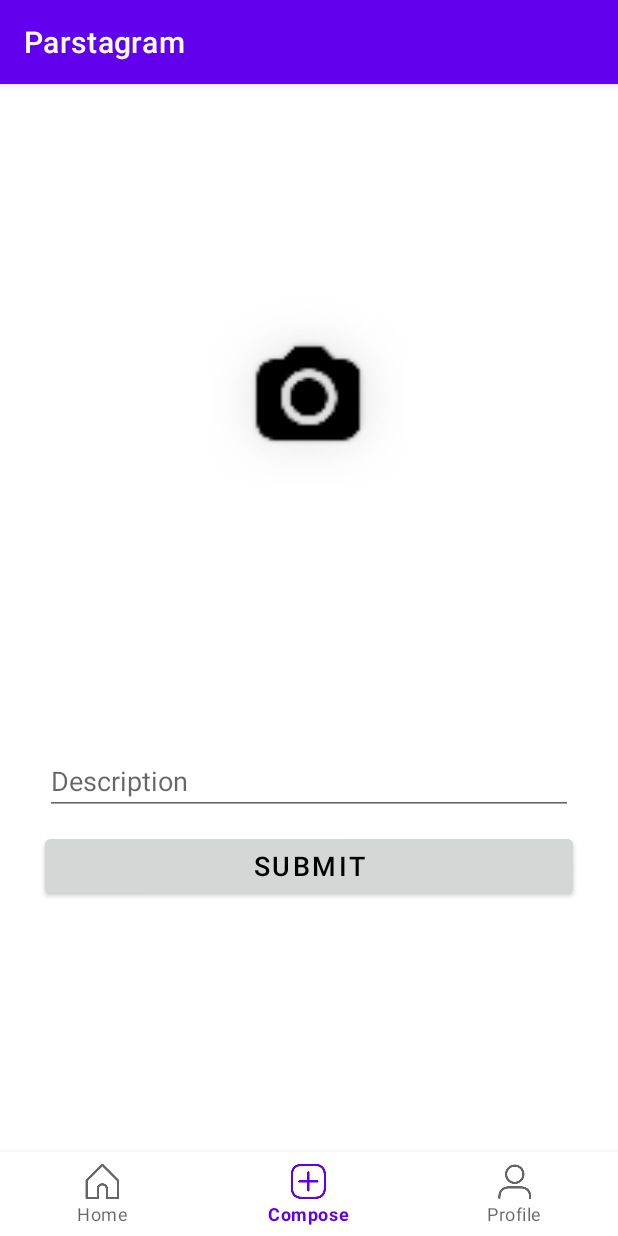
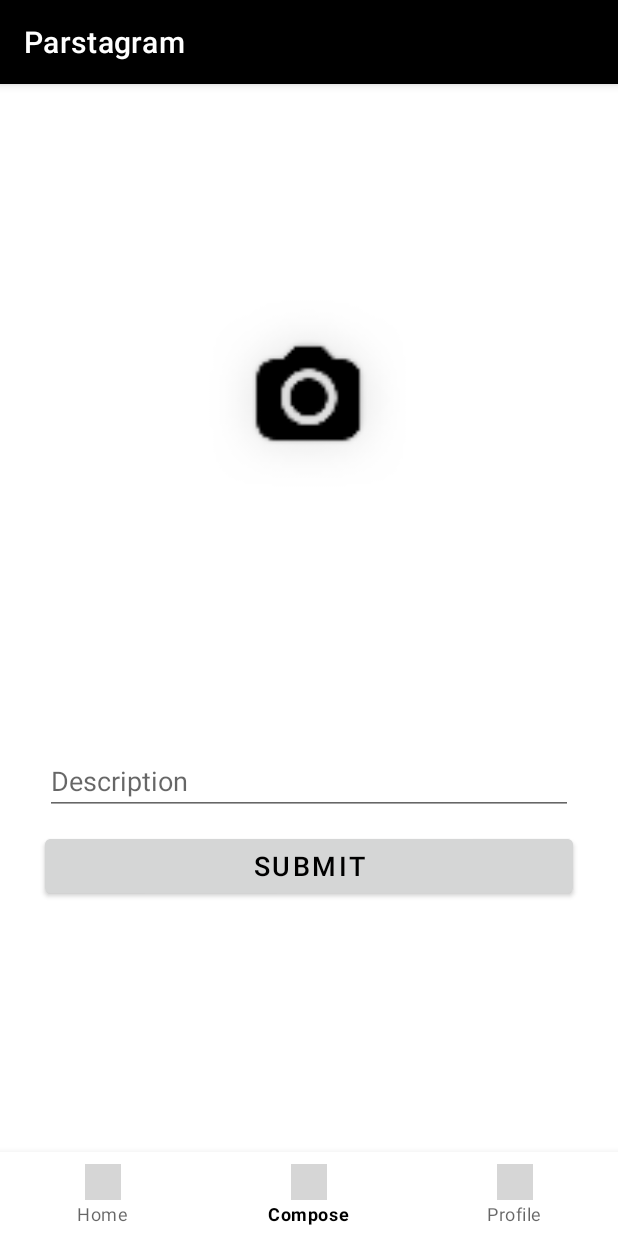
Before and after one commit to 20wontons/Parstagram, an Android app: the FeedFragment screen opened directly, with no data from a screen before it, item 2 of the bottom bar chosen, on a phone screen of 412 x 824 dp. Run offline under Robolectric (Android 15) with nearby library versions, the phone set to English and light mode, and no system bars; libraries missing offline, so code that uses them is left out: com.parse; pictures from the network do not load; 5 statements that could not run were skipped; grey boxes are pictures that could not be loaded.

Commit message:
Updated feed UI

```diff
--- a/app/src/main/java/com/example/parstagram/MainActivity.kt
+++ b/app/src/main/java/com/example/parstagram/MainActivity.kt
@@ -43,12 +43,15 @@ class MainActivity : AppCompatActivity() {
 
                 R.id.action_home -> {
                     fragmentToShow = FeedFragment()
+//                    item.icon = getDrawable(R.drawable.instagram_home_filled_24)
                 }
                 R.id.action_compose -> {
                     fragmentToShow = ComposeFragment()
+//                    item.icon = getDrawable(R.drawable.instagram_new_post_filled_24)
                 }
                 R.id.action_profile -> {
                     fragmentToShow = ProfileFragment()
+//                    item.icon = getDrawable(R.drawable.instagram_user_filled_24)
                 }
             }
 
--- a/app/src/main/res/menu/menu_bottom_navigation.xml
+++ b/app/src/main/res/menu/menu_bottom_navigation.xml
@@ -5,23 +5,26 @@
 
     <item
         android:id="@+id/action_home"
-        android:icon="@drawable/instagram_home_outline_24"
+        android:icon="@drawable/navigation_home_selector"
         android:title="Home"
         app:showAsAction="always"
+        app:labelVisibilityMode="unlabeled"
         />
 
     <item
         android:id="@+id/action_compose"
-        android:icon="@drawable/instagram_new_post_outline_24"
+        android:icon="@drawable/navigation_new_post_selector"
         android:title="Compose"
         app:showAsAction="always"
+        app:labelVisibilityMode="unlabeled"
         />
 
     <item
         android:id="@+id/action_profile"
-        android:icon="@drawable/instagram_user_outline_24"
+        android:icon="@drawable/navigation_profile_selector"
         android:title="Profile"
         app:showAsAction="always"
+        app:labelVisibilityMode="unlabeled"
         />
 
 </menu>
--- a/app/src/main/res/values/dimen.xml
+++ b/app/src/main/res/values/dimen.xml
@@ -4,4 +4,6 @@
     <dimen name="betweenMargin">10dp</dimen>
     <dimen name="stdTextSize">18sp</dimen>
 
+    <dimen name="iconSize">35dp</dimen>
+
 </resources>
--- a/app/src/main/res/values/themes.xml
+++ b/app/src/main/res/values/themes.xml
@@ -2,15 +2,15 @@
     <!-- Base application theme. -->
     <style name="Theme.Parstagram" parent="Theme.MaterialComponents.DayNight.DarkActionBar">
         <!-- Primary brand color. -->
-        <item name="colorPrimary">@color/purple_500</item>
-        <item name="colorPrimaryVariant">@color/purple_700</item>
-        <item name="colorOnPrimary">@color/white</item>
+        <item name="colorPrimary">@color/black</item>
+        <item name="colorPrimaryVariant">@color/white</item>
+        <item name="colorOnPrimary">@color/black</item>
         <!-- Secondary brand color. -->
         <item name="colorSecondary">@color/teal_200</item>
         <item name="colorSecondaryVariant">@color/teal_700</item>
         <item name="colorOnSecondary">@color/black</item>
         <!-- Status bar color. -->
-        <item name="android:statusBarColor" tools:targetApi="l">?attr/colorPrimaryVariant</item>
+        <item name="android:statusBarColor" tools:targetApi="l">?attr/colorPrimary</item>
         <!-- Customize your theme here. -->
     </style>
 </resources>
```
Also changed, not shown: app/src/main/res/layout/item_posts.xml (+57 -2 lines), 1 other file.
